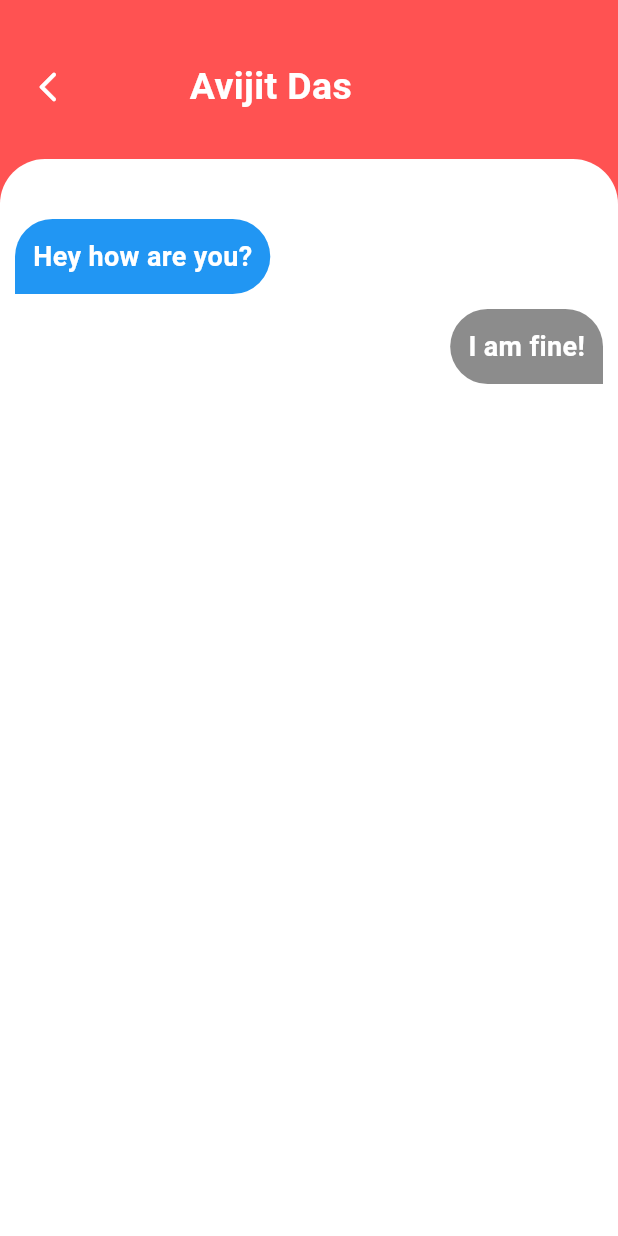
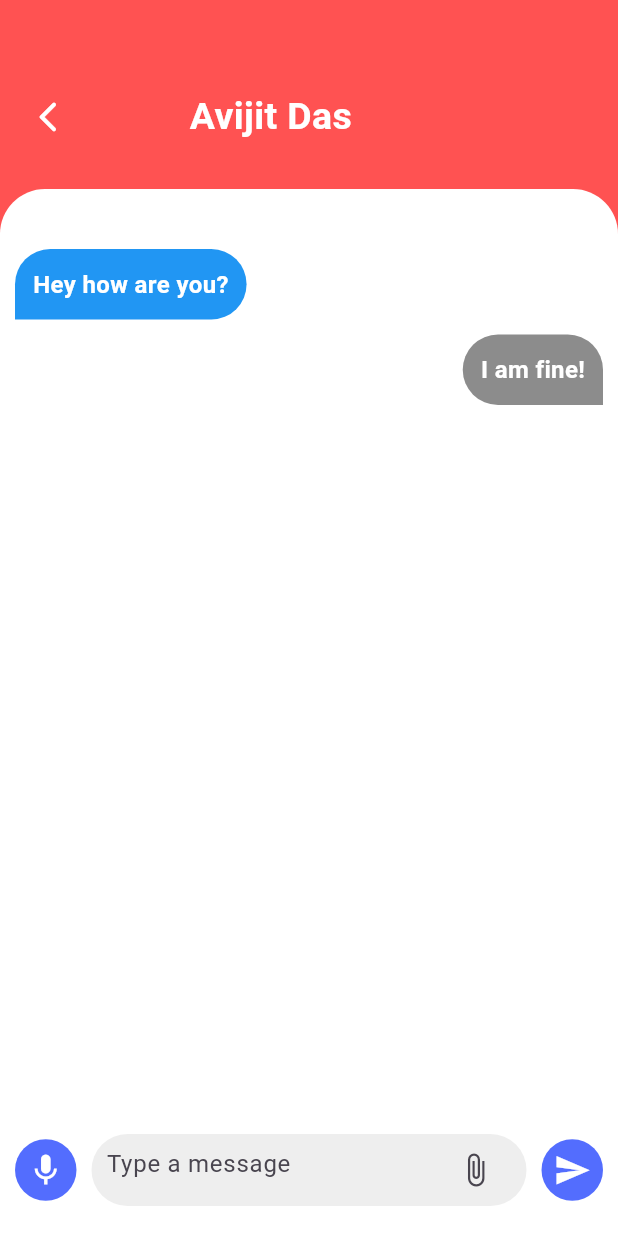
Before and after one commit to AvijitDasAvi/Chat-App, a Flutter app: the ChatPage screen opened directly, on a phone screen of 412 x 824 dp. Run offline on Flutter 3.47's test engine with Material 3 defaults, Android fonts, the phone set to English and light mode, and no system bars.

Commit message:
update chat page .

```diff
--- a/lib/features/chat/pages/chat_page.dart
+++ b/lib/features/chat/pages/chat_page.dart
@@ -15,7 +15,7 @@ class _ChatPageState extends State<ChatPage> {
       backgroundColor: ColorManager.appBarColor,
       body: Container(
         margin: EdgeInsets.only(
-          top: 40.0,
+          top: 60.0,
         ),
         child: Column(
           children: [
@@ -86,7 +86,7 @@ class _ChatPageState extends State<ChatPage> {
                             style: TextStyle(
                               color: Colors.white,
                               fontWeight: FontWeight.bold,
-                              fontSize: 18.0,
+                              fontSize: 16.0,
                             ),
                           ),
                         )
@@ -112,11 +112,68 @@ class _ChatPageState extends State<ChatPage> {
                             style: TextStyle(
                               color: Colors.white,
                               fontWeight: FontWeight.bold,
-                              fontSize: 18.0,
+                              fontSize: 16.0,
                             ),
                           ),
                         ),
                       ],
+                    ),
+                    Spacer(),
+                    Row(
+                      children: [
+                        Container(
+                          padding: EdgeInsets.all(8),
+                          decoration: BoxDecoration(
+                            color: ColorManager.buttonColor,
+                            shape: BoxShape.circle,
+                          ),
+                          child: Icon(
+                            Icons.mic,
+                            size: 25,
+                            color: Colors.white,
+                          ),
+                        ),
+                        SizedBox(
+                          width: 10,
+                        ),
+                        Expanded(
+                          child: Container(
+                            decoration: BoxDecoration(
+                              color: Colors.grey[200],
+                              borderRadius: BorderRadius.circular(30.0),
+                            ),
+                            margin: EdgeInsets.only(),
+                            padding: EdgeInsets.symmetric(horizontal: 10.0),
+                            child: TextField(
+                              decoration: InputDecoration(
+                                suffixIcon: Icon(Icons.attach_file),
+                                hintText: "Type a message",
+                                border: InputBorder.none,
+                              ),
+                            ),
+                          ),
+                        ),
+                        SizedBox(
+                          width: 10,
+                        ),
+                        Container(
+                          padding: EdgeInsets.all(8),
+                          decoration: BoxDecoration(
+                            color: ColorManager.buttonColor,
+                            shape: BoxShape.circle,
+                          ),
+                          child: Center(
+                            child: Icon(
+                              Icons.send,
+                              size: 25,
+                              color: Colors.white,
+                            ),
+                          ),
+                        ),
+                      ],
+                    ),
+                    SizedBox(
+                      height: 20,
                     )
                   ],
                 ),
--- a/lib/features/sign_up/screen/sign_up_page.dart
+++ b/lib/features/sign_up/screen/sign_up_page.dart
@@ -19,6 +19,8 @@ class _SignUpPageState extends State<SignUpPage> {
     return Scaffold(
       backgroundColor: Colors.black,
       body: SingleChildScrollView(
+        child: Padding(
+          padding: const EdgeInsets.only(bottom: 20.0),
           child: Column(
             crossAxisAlignment: CrossAxisAlignment.start,
             children: [
@@ -246,7 +248,7 @@ class _SignUpPageState extends State<SignUpPage> {
                             );
                           },
                           child: Text(
-                          "LogIn",
+                            " LogIn",
                             style: TextStyle(
                               color: Colors.white,
                               fontWeight: FontWeight.bold,
@@ -262,6 +264,7 @@ class _SignUpPageState extends State<SignUpPage> {
             ],
           ),
         ),
+      ),
     );
   }
 }
```
Also changed, not shown: lib/features/home/page/home_page.dart (+8 -1 lines), lib/features/login/page/login_page.dart (+10 -4 lines). Lines whose indentation alone changed are shown as unchanged.
